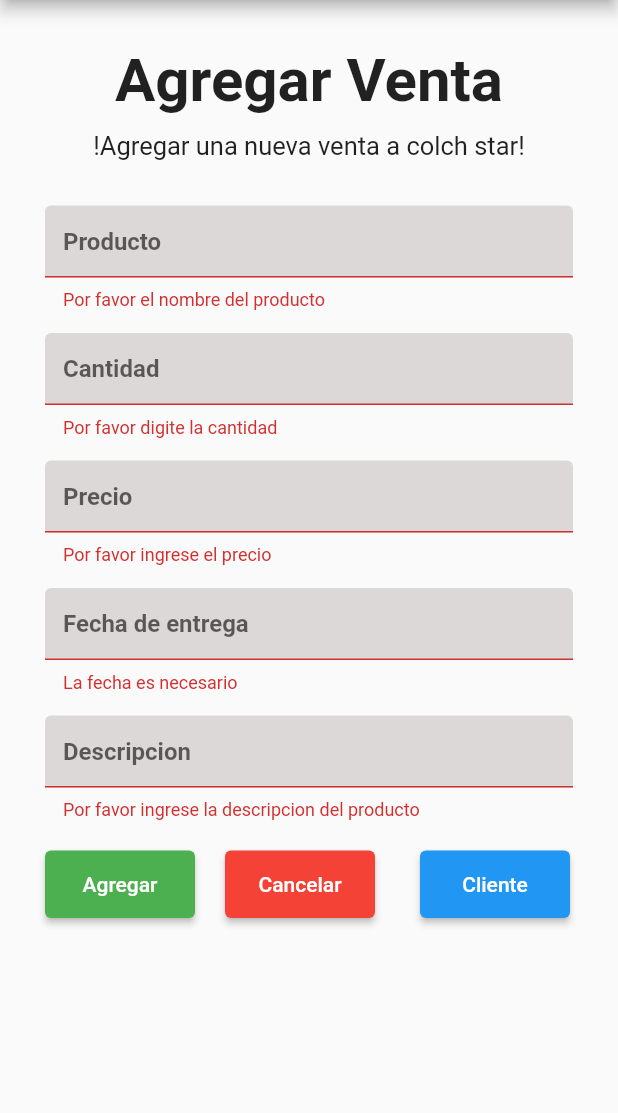
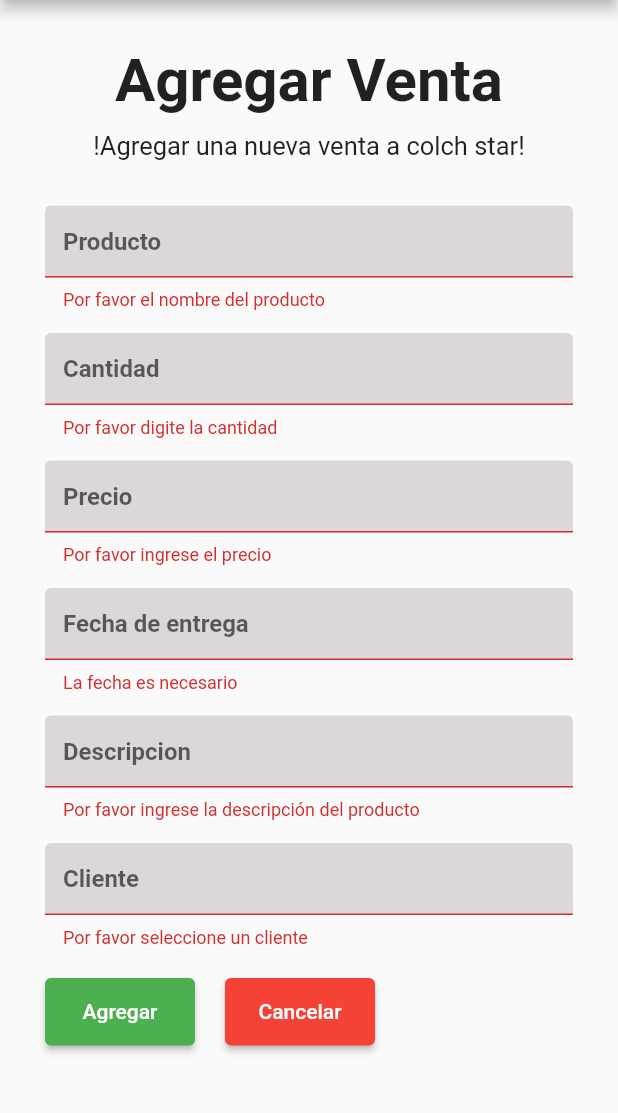
Before and after one commit to JESUS3928CF/colch_star_movile, a Flutter app: the SalesCreate screen opened directly, after a tap on "Agregar", on a phone screen of 412 x 824 dp, the part 84-1197 px from its top. Run offline on Flutter 3.47's test engine with Material 2 defaults, Android fonts, the phone set to English and light mode, and no system bars.

Commit message:
correciones en ventas se agrego el campo de client

```diff
--- a/lib/main.dart
+++ b/lib/main.dart
@@ -11,7 +11,9 @@ class MyApp extends StatelessWidget {
     return const MaterialApp(
       title: 'Material App',
       debugShowCheckedModeBanner: false,
-      home: LoginScreen(title: 'Hola',),
+      home: LoginScreen(
+        title: 'Hola',
+      ),
     );
   }
 }
--- a/lib/presentation/screens/sales_create.dart
+++ b/lib/presentation/screens/sales_create.dart
@@ -1,3 +1,4 @@
+import 'package:colch_stat_app/presentation/screens/sales_screen.dart';
 import 'package:colch_stat_app/presentation/widgets/app_bar.dart';
 import 'package:colch_stat_app/presentation/widgets/side_menu.dart';
 import 'package:flutter/material.dart';
@@ -10,7 +11,6 @@ class SalesCreate extends StatefulWidget {
 }
 
 class _SalesCreateState extends State<SalesCreate> {
-
   String _nombre = '';
   final _formKey = GlobalKey<FormState>();
   String _password = '';
@@ -42,10 +42,10 @@ class _SalesCreateState extends State<SalesCreate> {
                     const Padding(
                       padding: EdgeInsets.symmetric(vertical: 10),
                       child: Center(
-                          child: Text('!Agregar una nueva venta a colch star!',
-                          style: TextStyle(
-                            fontSize: 17
-                          ),)),
+                          child: Text(
+                        '!Agregar una nueva venta a colch star!',
+                        style: TextStyle(fontSize: 17),
+                      )),
                     ),
                     Form(
                         key: _formKey,
@@ -150,7 +150,6 @@ class _SalesCreateState extends State<SalesCreate> {
                                       ),
                                       filled: true),
                                   validator: (value) {
-
                                     if (value!.isEmpty) {
                                       return "La fecha es necesario";
                                     }
@@ -177,7 +176,32 @@ class _SalesCreateState extends State<SalesCreate> {
                                       filled: true),
                                   validator: (value) {
                                     if (value!.isEmpty) {
-                                      return 'Por favor ingrese la descripcion del producto';
+                                      return 'Por favor ingrese la descripción del producto';
+                                    }
+                                    return null;
+                                  },
+                                )),
+                            Padding(
+                                padding: const EdgeInsets.only(top: 15),
+                                child: TextFormField(
+                                  decoration: const InputDecoration(
+                                      hintText: 'Cliente',
+                                      hintStyle: TextStyle(
+                                          fontWeight: FontWeight.w700),
+                                      fillColor:
+                                          Color.fromARGB(255, 221, 216, 216),
+                                      focusedBorder: OutlineInputBorder(
+                                        borderSide: BorderSide(
+                                            width: 0, style: BorderStyle.none),
+                                      ),
+                                      enabledBorder: OutlineInputBorder(
+                                        borderSide: BorderSide(
+                                            width: 0, style: BorderStyle.none),
+                                      ),
+                                      filled: true),
+                                  validator: (value) {
+                                    if (value!.isEmpty) {
+                                      return 'Por favor seleccione un cliente';
                                     }
                                     return null;
                                   },
@@ -241,12 +265,20 @@ class _SalesCreateState extends State<SalesCreate> {
                                           ),
                                           child: const Text('Agregar')),
                                     )),
-                                    SizedBox( width: 20,),
+                                const SizedBox(
+                                  width: 20,
+                                ),
                                 SizedBox(
                                   width: 100,
                                   height: 45,
-                                  child: ElevatedButton(
+                                  child: Builder(builder: (context) {
+                                    return ElevatedButton(
                                       onPressed: () {
+                                        Navigator.push(
+                                            context,
+                                            MaterialPageRoute(
+                                                builder: (context) =>
+                                                    const SalesScreen()));
                                         // Lógica para cancelar aquí
                                       },
                                       style: ElevatedButton.styleFrom(
@@ -255,26 +287,12 @@ class _SalesCreateState extends State<SalesCreate> {
                                         foregroundColor: Colors.white,
                                       ),
                                       child: const Text('Cancelar'),
+                                    );
+                                  }),
                                 ),
+                              ],
                             ),
 
-                                SizedBox( width: 30,),
-                                SizedBox(
-                                  width: 100,
-                                  height: 45,
-                                  child: ElevatedButton(
-                                    onPressed: (){
-
-                                    },
-                                    style: ElevatedButton.styleFrom(
-                                      backgroundColor: Colors.blue,
-                                      foregroundColor: Colors.white,
-                                    ),
-
-                                    child: const Text('Cliente'),
-                                  ) ,)
-                              ],
-                            ),
                             // Añade un espacio entre los botones
                           ],
                         ))
@@ -282,5 +300,4 @@ class _SalesCreateState extends State<SalesCreate> {
                 ))),
         drawer: SideMenu(navDrawerIndex: 2));
   }
-
 }
--- a/lib/presentation/screens/sales_screen.dart
+++ b/lib/presentation/screens/sales_screen.dart
@@ -5,12 +5,14 @@ import 'package:flutter/material.dart';
 import 'sales_create.dart';
 
 const Sales = <Map<String, dynamic>>[
-  {'elevation': 4.0,
+  {
+    'elevation': 4.0,
     '_Producto': 'Camisa',
     '_Cantidad': '3',
     '_Precio': '35.000',
     '_FechaDeEntrega': '14/12/24',
     '_Descripcion': 'Camisa sin estampado',
+    '_Cliente': 'Juan',
     'state': true,
   },
   {
@@ -20,6 +22,7 @@ const Sales = <Map<String, dynamic>>[
     '_Precio': '32341231',
     '_FechaDeEntrega': 'Briana@gmail.com',
     '_Descripcion': 'Calle 20 # 80-20',
+    '_Cliente': 'Juan',
     'state': true,
   },
   {
@@ -29,6 +32,7 @@ const Sales = <Map<String, dynamic>>[
     '_Precio': '32341231',
     '_FechaDeEntrega': 'herlyn@gmail.com',
     '_Descripcion': 'Calle 20 # 80-20',
+    '_Cliente': 'Juan',
     'state': false,
   },
   {
@@ -38,6 +42,7 @@ const Sales = <Map<String, dynamic>>[
     '_Precio': '32341231',
     '_FechaDeEntrega': 'tomas@gmail.com',
     '_Descripcion': 'Calle 20 # 80-20',
+    '_Cliente': 'Juan',
     'state': true,
   },
   {
@@ -47,10 +52,10 @@ const Sales = <Map<String, dynamic>>[
     '_Precio': '32341231',
     '_FechaDeEntrega': 'brian@gmail.com',
     '_Descripcion': 'Calle 20 # 80-20',
+    '_Cliente': 'Juan',
     'state': false,
   },
 ];
-
 
 class SalesScreen extends StatefulWidget {
   const SalesScreen({super.key});
@@ -64,24 +69,26 @@ class _SalesScreenState extends State<SalesScreen> {
   Widget build(BuildContext context) {
     return Scaffold(
       appBar: const PreferredSize(
-          preferredSize: Size.fromHeight(kToolbarHeight),
-           child: AppBarColch()),
+          preferredSize: Size.fromHeight(kToolbarHeight), child: AppBarColch()),
       body: _SalesView(),
       floatingActionButton: FloatingActionButton(
           child: const Icon(Icons.person_add_outlined),
-        onPressed: (){
-          Navigator.push(context, MaterialPageRoute(builder: (context)=> const SalesCreate()),
+          onPressed: () {
+            Navigator.push(
+              context,
+              MaterialPageRoute(builder: (context) => const SalesCreate()),
             );
           }),
-
-      drawer: SideMenu(navDrawerIndex: 1,),
+      drawer: SideMenu(
+        navDrawerIndex: 1,
+      ),
     );
   }
 }
 
-class _SalesView extends StatelessWidget{
+class _SalesView extends StatelessWidget {
   @override
-  Widget build(BuildContext context){
+  Widget build(BuildContext context) {
     return SingleChildScrollView(
       child: Column(
         children: [
@@ -92,18 +99,18 @@ class _SalesView extends StatelessWidget{
               style: TextStyle(fontSize: 30, fontWeight: FontWeight.w500),
             ),
           ),
-
-        ...Sales.map((sale) =>_Salescustomer(
-          elevation: sale ['elevation'],
-          Producto: sale ['_Producto'],
-          Cantidad: sale ['_Cantidad'],
+          ...Sales.map((sale) => _Salescustomer(
+                elevation: sale['elevation'],
+                Producto: sale['_Producto'],
+                Cantidad: sale['_Cantidad'],
                 Precio: sale['_Precio'],
                 FechaDeEntrega: sale["_FechaDeEntrega"],
                 Descripcion: sale['_Descripcion'],
+                Cliente: sale['_Cliente'],
                 state: sale['state'],
-
               ))
-      ],),
+        ],
+      ),
     );
   }
 }
@@ -119,6 +126,7 @@ class _Salescustomer extends StatefulWidget {
   final String Precio;
   final String FechaDeEntrega;
   final String Descripcion;
+  final String Cliente;
   bool state;
   final double elevation;
 
@@ -129,7 +137,8 @@ class _Salescustomer extends StatefulWidget {
       required this.Precio,
       required this.FechaDeEntrega,
       required this.Descripcion,
-      required this.state});
+      required this.state,
+      required this.Cliente});
 
   @override
   State<_Salescustomer> createState() => _SalescustomerState();
@@ -160,19 +169,16 @@ class _SalescustomerState extends State<_Salescustomer> {
                 )),
               ),
             ),
-
             Padding(
               padding: const EdgeInsets.all(8.0),
-              child:Align(
+              child: Align(
                 alignment: Alignment.bottomLeft,
-                child: Text('Cantidad : ${widget.Cantidad}',
+                child: Text(
+                  'Cantidad : ${widget.Cantidad}',
                   style: textCardStyle,
                 ),
-                ) ,
               ),
-
-
-
+            ),
             Padding(
               padding: const EdgeInsets.all(8.0),
               child: Align(
@@ -199,6 +205,16 @@ class _SalescustomerState extends State<_Salescustomer> {
                 alignment: Alignment.bottomLeft,
                 child: Text(
                   'Descripcion: : ${widget.Descripcion}',
+                  style: textCardStyle,
+                ),
+              ),
+            ),
+            Padding(
+              padding: const EdgeInsets.all(8.0),
+              child: Align(
+                alignment: Alignment.bottomLeft,
+                child: Text(
+                  'Cliente: : ${widget.Cliente}',
                   style: textCardStyle,
                 ),
               ),
```
Lines whose indentation alone changed are shown as unchanged.
